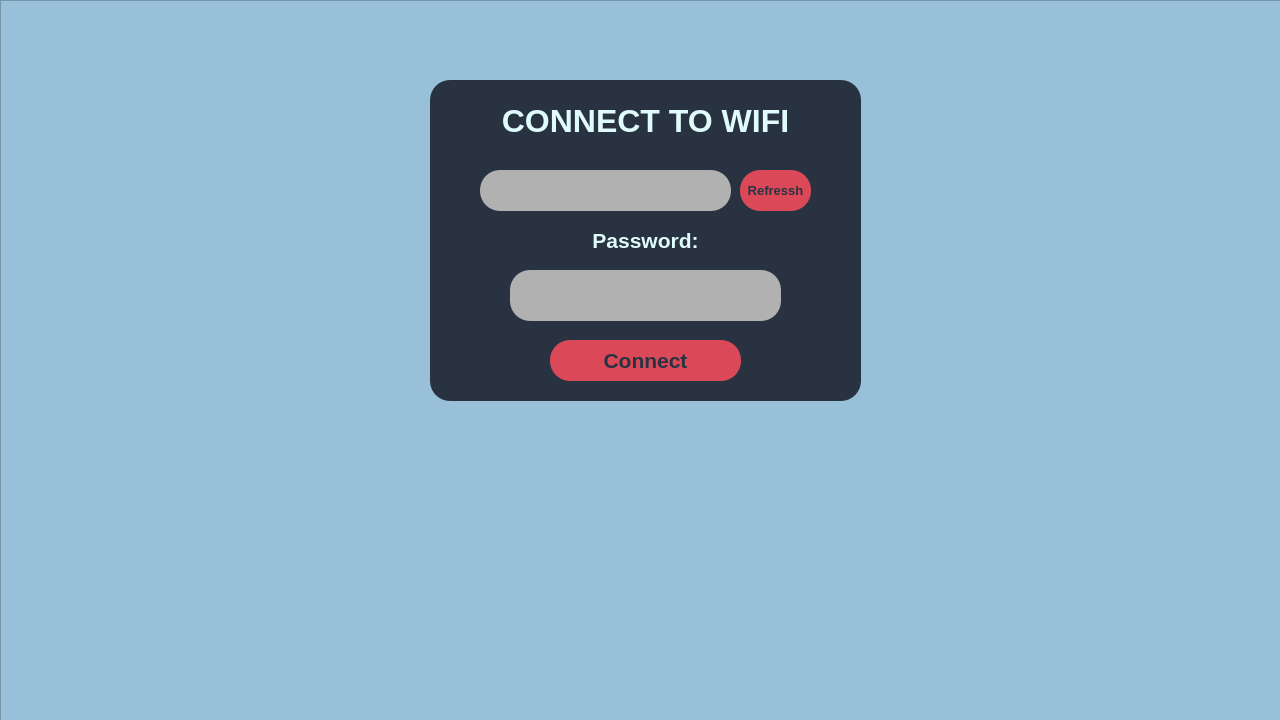
Qt form device_app/guiModules/ui_files/connectWifi.ui (TKT-inc/low-cost-thermal-camera-device) before a commit.
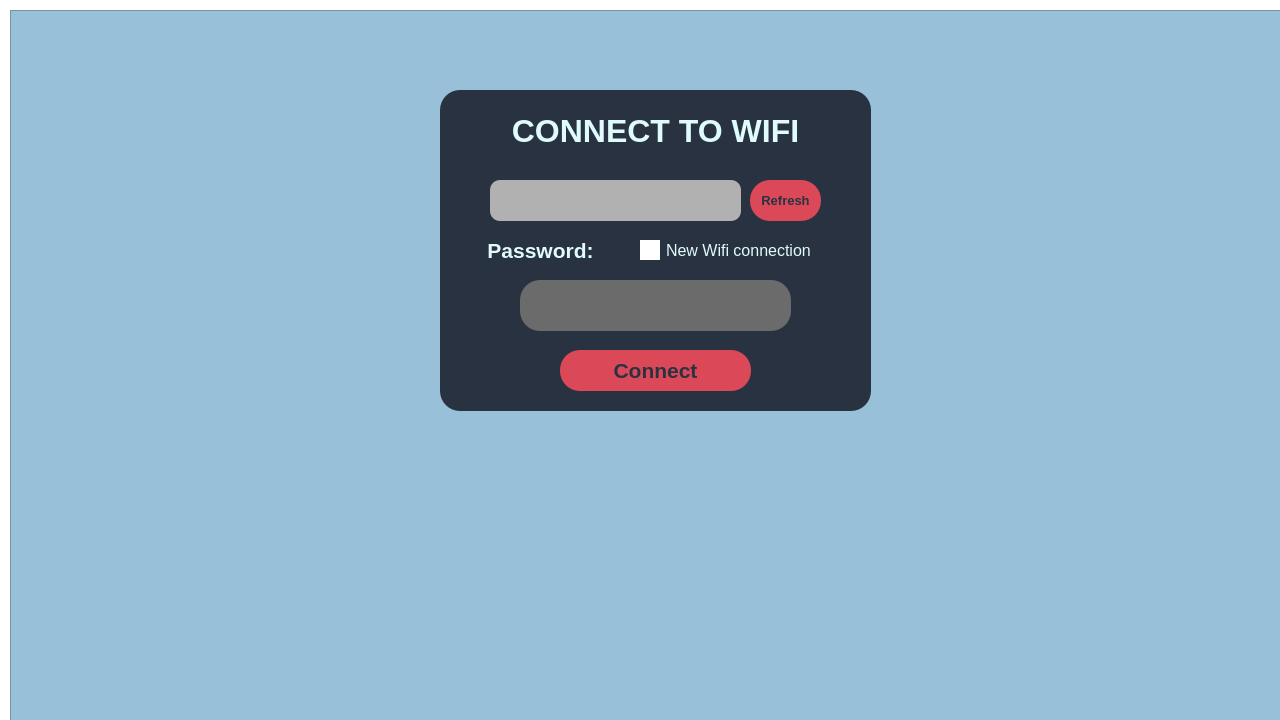
The same form after that commit. Icons and pictures are not drawn.

Commit message: change UI of wifi connection + new wifi checkbox

What changed in the file:
```diff
--- a/device_app/guiModules/ui_files/connectWifi.ui
+++ b/device_app/guiModules/ui_files/connectWifi.ui
@@ -27,30 +27,27 @@
   </property>
   <property name="styleSheet">
    <string notr="true">QMainWindow {background: transparent; }
-QToolTip {
-	color: #ffffff;
-	background-color: rgba(27, 29, 35, 160);
-	border: 1px solid rgb(40, 40, 40);
-	border-radius: 2px;
-}</string>
+</string>
   </property>
   <widget class="QWidget" name="centralwidget">
    <property name="styleSheet">
-    <string notr="true">background: transparent;
-color: rgb(210, 210, 210);</string>
+    <string notr="true">QWidget#centralwidget {
+background: transparent;
+}</string>
    </property>
    <widget class="QFrame" name="frame">
     <property name="geometry">
      <rect>
-      <x>0</x>
-      <y>0</y>
+      <x>10</x>
+      <y>10</y>
       <width>1281</width>
       <height>721</height>
      </rect>
     </property>
     <property name="styleSheet">
-     <string notr="true">background-color: #98C1D9;
-
+     <string notr="true">QFrame#frame {
+	background-color: #98C1D9;
+}
 </string>
     </property>
     <property name="frameShape">
@@ -68,10 +65,19 @@
        <height>321</height>
       </rect>
      </property>
+     <property name="font">
+      <font>
+       <weight>75</weight>
+       <bold>true</bold>
+      </font>
+     </property>
      <property name="styleSheet">
-      <string notr="true">background-color: #293241;
+      <string notr="true">QFrame#frame_2, QFrame#frame_2 QLabel  {
+background-color: #293241;
 border-radius: 20px;
-color: #E0FBFC;</string>
+color: #E0FBFC;
+}
+</string>
      </property>
      <property name="frameShape">
       <enum>QFrame::StyledPanel</enum>
@@ -106,6 +112,9 @@
       </property>
      </widget>
      <widget class="QLineEdit" name="password_wifi">
+      <property name="enabled">
+       <bool>false</bool>
+      </property>
       <property name="geometry">
        <rect>
         <x>80</x>
@@ -120,8 +129,15 @@
        </font>
       </property>
       <property name="styleSheet">
-       <string notr="true">background-color: rgb(177, 177, 177);
-color: rgb(0, 0, 0);</string>
+       <string notr="true">QLineEdit::disabled{
+	background-color: rgb(107, 107, 107);
+}
+
+QLineEdit{
+	background-color: rgb(177, 177, 177);
+	color: rgb(0, 0, 0);
+	border-radius: 20px;
+}</string>
       </property>
       <property name="alignment">
        <set>Qt::AlignCenter</set>
@@ -178,6 +194,9 @@
       </property>
      </widget>
      <widget class="QComboBox" name="ssids_selection">
+      <property name="enabled">
+       <bool>true</bool>
+      </property>
       <property name="geometry">
        <rect>
         <x>50</x>
@@ -186,11 +205,41 @@
         <height>41</height>
        </rect>
       </property>
+      <property name="font">
+       <font>
+        <pointsize>12</pointsize>
+        <weight>75</weight>
+        <bold>true</bold>
+       </font>
+      </property>
       <property name="styleSheet">
        <string notr="true">QComboBox::drop-down {border-width: 0px;} QComboBox::down-arrow {image: url(noimg); border-width: 0px;}
 QComboBox {
 	background-color: rgb(177, 177, 177);
 	color: rgb(0, 0, 0);
+	border-radius: 10px;
+}/*
+QComboBox::indicator{
+    background-color:transparent;
+    selection-background-color:transparent;
+    color:transparent;
+    selection-color:transparent;
+}*/
+QListView{
+    border:                 none;
+    color:                      rgb(0, 0, 0);
+    background-color:   rgb(255, 255, 255);
+    font-weight:            bold;
+    selection-background-color: rgb(218, 153, 255);
+    show-decoration-selected: 1;
+    margin-left:                -10px;
+    padding-left    :           15px;
+}
+
+QListView::item:hover{
+
+    background-color:   rgb(218, 153, 255);
+    border:                 none;
 }</string>
       </property>
      </widget>
@@ -199,7 +248,7 @@
        <rect>
         <x>30</x>
         <y>140</y>
-        <width>371</width>
+        <width>141</width>
         <height>41</height>
        </rect>
       </property>
@@ -250,7 +299,47 @@
 }</string>
       </property>
       <property name="text">
-       <string>Refressh</string>
+       <string>Refresh</string>
+      </property>
+     </widget>
+     <widget class="QCheckBox" name="check_new_wifi">
+      <property name="geometry">
+       <rect>
+        <x>200</x>
+        <y>140</y>
+        <width>201</width>
+        <height>41</height>
+       </rect>
+      </property>
+      <property name="font">
+       <font>
+        <pointsize>12</pointsize>
+       </font>
+      </property>
+      <property name="styleSheet">
+       <string notr="true">QCheckBox::indicator {
+    width: 20px;
+    height: 20px;
+	background-color: #FFFFFF;
+}
+QCheckBox { 
+background-color: transparent;
+color: #E0FBFC;
+}
+
+QCheckBox::indicator::checked {
+    width: 17px;
+    height: 17px;
+    background-color: #db4959;
+	border: 3px solod #FFFFFF;
+	
+}</string>
+      </property>
+      <property name="text">
+       <string>New Wifi connection</string>
+      </property>
+      <property name="checked">
+       <bool>false</bool>
       </property>
      </widget>
     </widget>
```
Left out of the diff: 3 changed lines with no effect on the pictures. The commit also changes 3 other files.
